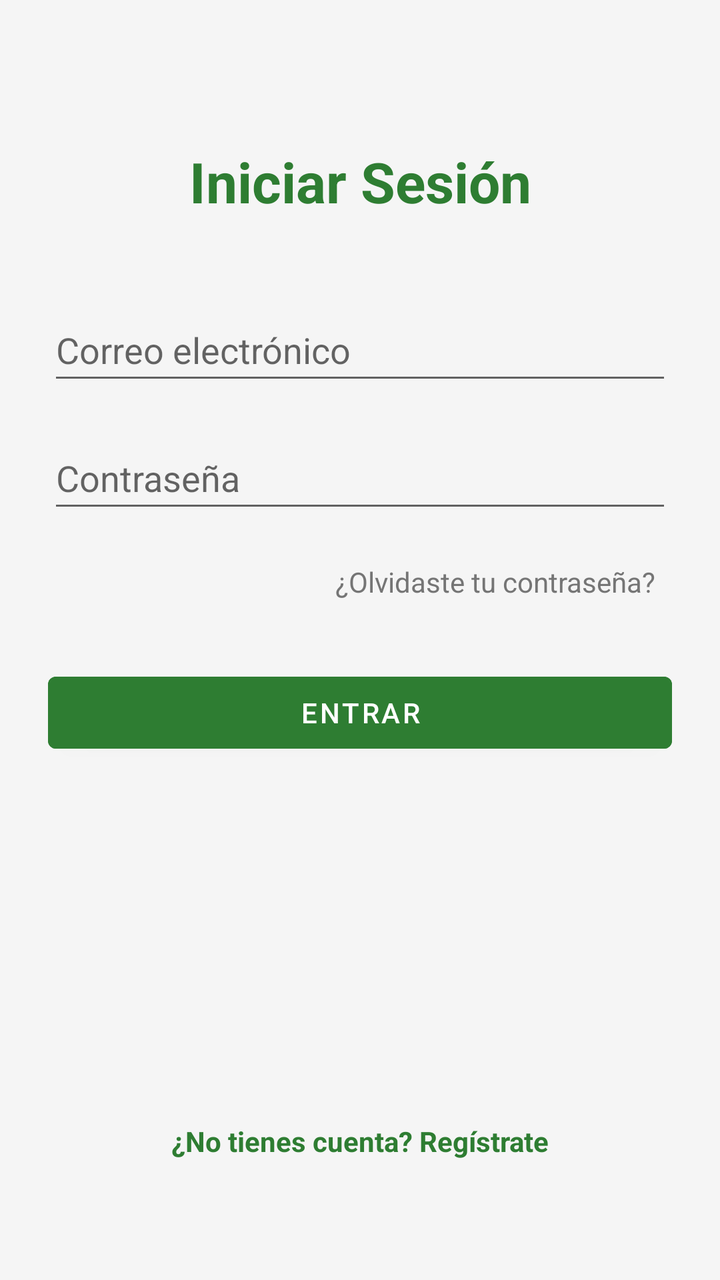
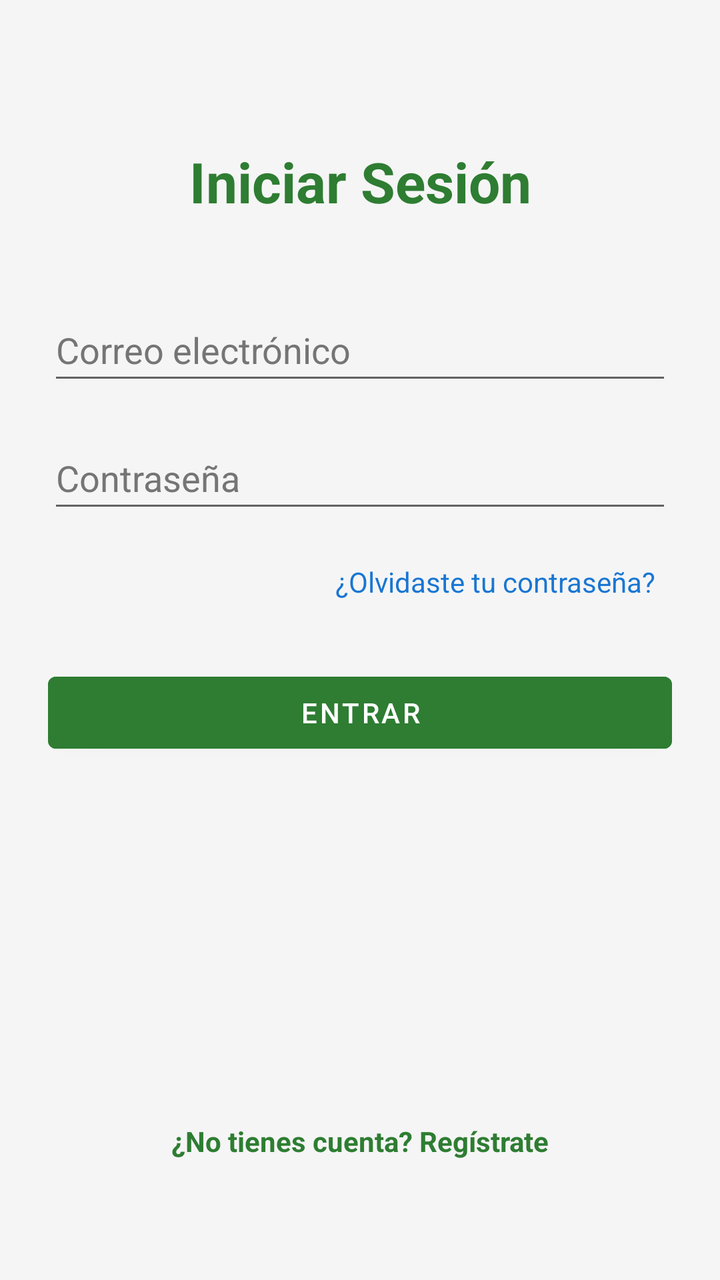

An Android layout rendered at two revisions. The XML below is the earlier revision; the diff shows what the commit changed to produce the second picture.
<!-- AndroidManifest.xml: application theme Theme.TitanTrack -->
<!-- res/layout/activity_login.xml -->
<?xml version="1.0" encoding="utf-8"?>
    <android.widget.ScrollView
    xmlns:android="http://schemas.android.com/apk/res/android"
    xmlns:app="http://schemas.android.com/apk/res-auto"
    android:layout_width="match_parent"
    android:layout_height="match_parent"
    android:fillViewport="true">

    <androidx.constraintlayout.widget.ConstraintLayout
    android:layout_width="match_parent"
    android:layout_height="wrap_content"
    android:padding="24dp">

    <TextView
    android:id="@+id/titulo_login"
    android:layout_width="wrap_content"
    android:layout_height="wrap_content"
    android:text="@string/titulo_login"
    android:textSize="28sp"
    android:textStyle="bold"
    android:textColor="@color/verde_principal"
    android:layout_marginTop="48dp"
    app:layout_constraintTop_toTopOf="parent"
    app:layout_constraintStart_toStartOf="parent"
    app:layout_constraintEnd_toEndOf="parent" />

    <EditText
    android:id="@+id/correo_login"
    android:layout_width="0dp"
    android:layout_height="wrap_content"
    android:hint="@string/pista_correo"
    android:inputType="textEmailAddress"
    android:minHeight="48dp"
    android:layout_marginTop="40dp"
    app:layout_constraintTop_toBottomOf="@id/titulo_login"
    app:layout_constraintStart_toStartOf="parent"
    app:layout_constraintEnd_toEndOf="parent" />

    <EditText
    android:id="@+id/contrasena_login"
    android:layout_width="0dp"
    android:layout_height="wrap_content"
    android:hint="@string/pista_contrasena"
    android:inputType="textPassword"
    android:minHeight="48dp"
    android:layout_marginTop="16dp"
    app:layout_constraintTop_toBottomOf="@id/correo_login"
    app:layout_constraintStart_toStartOf="parent"
    app:layout_constraintEnd_toEndOf="parent" />

    <TextView
        android:id="@+id/olvidaste_contrasena"
        android:layout_width="wrap_content"
        android:layout_height="wrap_content"
        android:layout_marginTop="12dp"
        android:padding="8dp"
        android:text="@string/enlace_olvidaste_contrasena"
        android:textColor="@color/gris_medio"
        android:textSize="14sp"
        app:layout_constraintEnd_toEndOf="parent"
        app:layout_constraintTop_toBottomOf="@id/contrasena_login" />

    <Button
    android:id="@+id/boton_login"
    android:layout_width="0dp"
    android:layout_height="wrap_content"
    android:text="@string/boton_login"
    android:backgroundTint="@color/verde_principal"
    android:textColor="@color/blanco"
    android:layout_marginTop="24dp"
    app:layout_constraintTop_toBottomOf="@id/olvidaste_contrasena"
    app:layout_constraintStart_toStartOf="parent"
    app:layout_constraintEnd_toEndOf="parent" />

    <TextView
    android:id="@+id/ir_a_registro"
    android:layout_width="wrap_content"
    android:layout_height="wrap_content"
    android:text="@string/enlace_registro"
    android:textColor="@color/verde_principal"
    android:textSize="14sp"
    android:textStyle="bold"
    android:padding="12dp"
    android:layout_marginBottom="24dp"
    app:layout_constraintBottom_toBottomOf="parent"
    app:layout_constraintStart_toStartOf="parent"
    app:layout_constraintEnd_toEndOf="parent" />
    </androidx.constraintlayout.widget.ConstraintLayout>
    </android.widget.ScrollView>
<!-- resources referenced by this layout -->
<resources>
  <color name="blanco">#FFFFFFFF</color>
  <color name="gris_medio">#757575</color>
  <color name="verde_principal">#2E7D32</color>
  <string name="boton_login">Entrar</string>
  <string name="enlace_olvidaste_contrasena">¿Olvidaste tu contraseña?</string>
  <string name="enlace_registro">¿No tienes cuenta? Regístrate</string>
  <string name="pista_contrasena">Contraseña</string>
  <string name="pista_correo">Correo electrónico</string>
  <string name="titulo_login">Iniciar Sesión</string>
  <style name="Theme.TitanTrack" parent="Theme.MaterialComponents.DayNight.NoActionBar">
          
          <item name="colorPrimary">@color/verde_principal</item>
          <item name="colorPrimaryVariant">@color/verde_acento</item>
          <item name="colorOnPrimary">@color/blanco</item>
  
          
          <item name="colorSecondary">@color/verde_acento</item>
          <item name="colorSecondaryVariant">@color/verde_principal</item>
          <item name="colorOnSecondary">@color/negro</item>
  
          
          <item name="android:windowBackground">@color/gris_fondo</item>
  
          
          <item name="android:statusBarColor">@color/verde_principal</item>
      </style>
  <color name="verde_acento">#4CAF50</color>
  <color name="negro">#FF000000</color>
  <color name="gris_fondo">#F5F5F5</color>
</resources>

<!-- the commit's change to res/layout/activity_login.xml (unified diff, before → after) -->
@@ -29,10 +29,13 @@
     android:layout_width="0dp"
     android:layout_height="wrap_content"
     android:hint="@string/pista_correo"
+    android:textColorHint="@color/gris_medio"
+    android:textColor="@color/negro"
     android:inputType="textEmailAddress"
     android:minHeight="48dp"
     android:layout_marginTop="40dp"
     app:layout_constraintTop_toBottomOf="@id/titulo_login"
+
     app:layout_constraintStart_toStartOf="parent"
     app:layout_constraintEnd_toEndOf="parent" />
 
@@ -41,6 +44,8 @@
     android:layout_width="0dp"
     android:layout_height="wrap_content"
     android:hint="@string/pista_contrasena"
+    android:textColorHint="@color/gris_medio"
+    android:textColor="@color/negro"
     android:inputType="textPassword"
     android:minHeight="48dp"
     android:layout_marginTop="16dp"
@@ -55,7 +60,7 @@
         android:layout_marginTop="12dp"
         android:padding="8dp"
         android:text="@string/enlace_olvidaste_contrasena"
-        android:textColor="@color/gris_medio"
+        android:textColor="@color/azul"
         android:textSize="14sp"
         app:layout_constraintEnd_toEndOf="parent"
         app:layout_constraintTop_toBottomOf="@id/contrasena_login" />
<!-- resource entries referenced after the edit -->
@@ -1,5 +1,6 @@
 <!-- resources referenced by this layout -->
 <resources>
+  <color name="azul">#1976D2</color>
   <color name="blanco">#FFFFFFFF</color>
   <color name="gris_medio">#757575</color>
   <color name="verde_principal">#2E7D32</color>
@@ -27,7 +28,7 @@
           <item name="android:statusBarColor">@color/verde_principal</item>
       </style>
   <color name="verde_acento">#4CAF50</color>
-  <color name="negro">#FF000000</color>
+  <color name="negro">#000000</color>
   <color name="gris_fondo">#F5F5F5</color>
 </resources>
 
